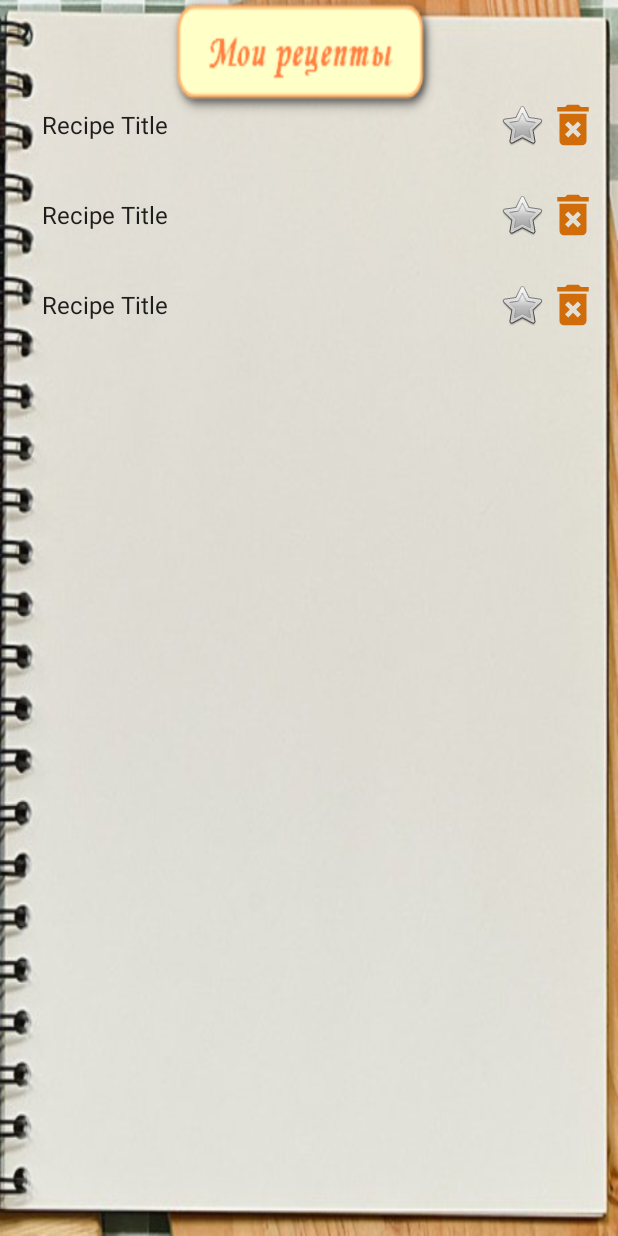
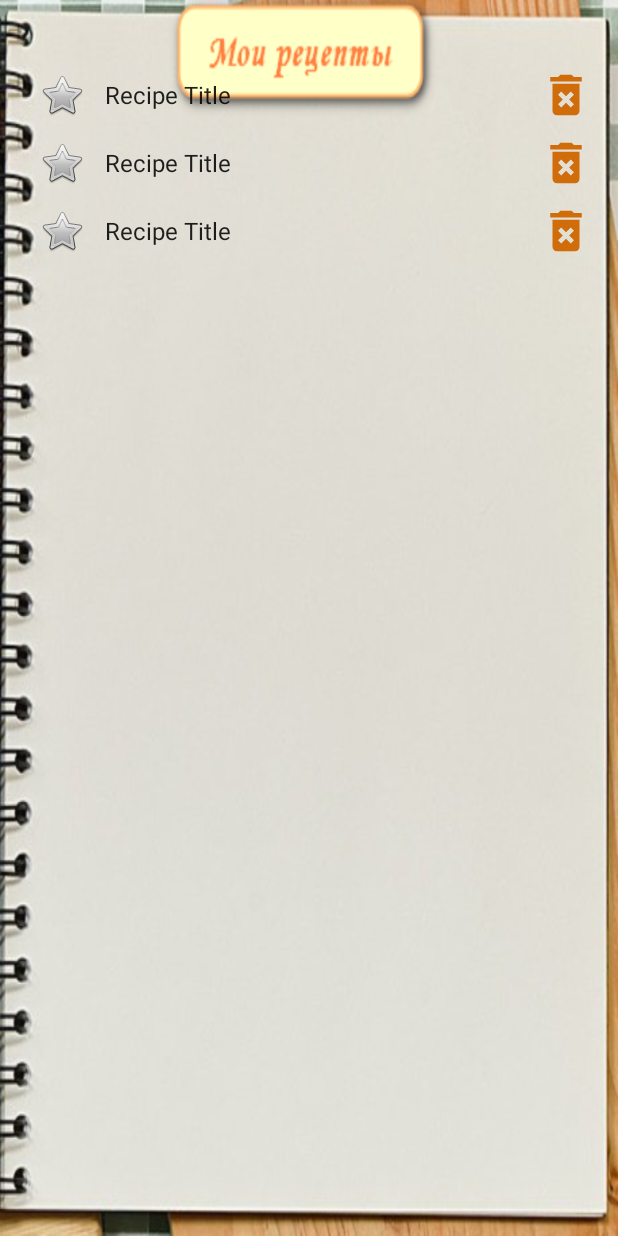
Before and after one commit to Cha1000000/DoughCalculator, an Android app: the layout fragment_recipes_list.xml on its own in the app's theme, with its tools: preview values and no code run, on a phone screen of 412 x 824 dp. Run offline under Robolectric (Android 15) with nearby library versions, the phone set to English and light mode, and no system bars.

Commit message:
add marking of favorite recipes

```diff
--- a/DoughCalculator/src/main/java/com/example/doughcalculator/screens/fragments/open/OpenRecipeView.kt
+++ b/DoughCalculator/src/main/java/com/example/doughcalculator/screens/fragments/open/OpenRecipeView.kt
@@ -2,12 +2,13 @@ package com.example.doughcalculator.screens.fragments.open
 
 import com.example.doughcalculator.common.mvp.BaseView
 import com.example.doughcalculator.data.BaseRecipeModel
+import moxy.viewstate.strategy.AddToEndSingleStrategy
 import moxy.viewstate.strategy.OneExecutionStateStrategy
 import moxy.viewstate.strategy.StateStrategyType
 
 interface OpenRecipeView : BaseView {
 
-    @StateStrategyType(OneExecutionStateStrategy::class)
+    @StateStrategyType(AddToEndSingleStrategy::class)
     fun loadRecipeList(items: List<BaseRecipeModel>)
 
     @StateStrategyType(OneExecutionStateStrategy::class)
--- a/DoughCalculator/src/main/res/layout/fragment_recipe_item.xml
+++ b/DoughCalculator/src/main/res/layout/fragment_recipe_item.xml
@@ -6,35 +6,37 @@
     android:layout_width="match_parent"
     android:layout_height="wrap_content"
     android:layout_marginStart="12dp"
-    android:layout_marginTop="6dp"
+    android:layout_marginTop="9dp"
     android:layout_marginEnd="12dp"
-    android:orientation="horizontal"
-    android:stretchColumns="0,1,2">
-
-    <TextView
-        android:id="@+id/tv_recipe_title"
-        android:layout_width="match_parent"
-        android:layout_height="wrap_content"
-        android:layout_margin="@dimen/text_margin"
-        android:layout_weight="50"
-        android:textAppearance="?attr/textAppearanceListItem"
-        tools:text="Recipe Title" />
+    android:orientation="horizontal">
 
     <ImageButton
         android:id="@+id/bt_star"
         android:layout_width="wrap_content"
         android:layout_height="match_parent"
-        android:layout_weight="0"
         android:background="@android:color/transparent"
+        android:contentDescription="@string/button_is_favorite_description"
+        android:minWidth="46dp"
         android:stateListAnimator="@android:anim/fade_in"
         app:srcCompat="@android:drawable/btn_star_big_off" />
+
+    <TextView
+        android:id="@+id/tv_recipe_title"
+        android:layout_width="0dp"
+        android:layout_height="match_parent"
+        android:layout_margin="@dimen/text_margin"
+        android:layout_weight="50"
+        android:gravity="center_vertical"
+        android:textAppearance="?attr/textAppearanceListItem"
+        tools:text="Recipe Title" />
 
     <ImageButton
         android:id="@+id/bt_delete"
         android:layout_width="wrap_content"
         android:layout_height="match_parent"
-        android:layout_weight="0"
         android:background="@android:color/transparent"
+        android:contentDescription="@string/button_delete_description"
+        android:minWidth="46dp"
         app:srcCompat="@drawable/ic_delete_forever" />
 
 </LinearLayout>
--- a/DoughCalculator/src/main/res/layout/fragment_recipes_list.xml
+++ b/DoughCalculator/src/main/res/layout/fragment_recipes_list.xml
@@ -14,8 +14,9 @@
             android:name="com.example.doughcalculator.screens.fragments.open.ItemFragment"
             android:layout_width="0dp"
             android:layout_height="0dp"
-            android:layout_marginTop="50dp"
-            android:layout_marginBottom="18dp"
+            android:layout_marginStart="6dp"
+            android:layout_marginTop="36dp"
+            android:layout_marginBottom="16dp"
             app:layoutManager="LinearLayoutManager"
             app:layout_constraintBottom_toBottomOf="parent"
             app:layout_constraintEnd_toEndOf="parent"
--- a/DoughCalculator/src/main/res/values/dimens.xml
+++ b/DoughCalculator/src/main/res/values/dimens.xml
@@ -12,5 +12,5 @@
     <dimen name="action_button_text_size">28sp</dimen>
 
     <dimen name="ingredient_text_size">20sp</dimen>
-    <dimen name="text_margin">16dp</dimen>
+    <dimen name="text_margin">6dp</dimen>
 </resources>
--- a/DoughCalculator/src/main/res/values/strings.xml
+++ b/DoughCalculator/src/main/res/values/strings.xml
@@ -39,5 +39,7 @@
     <string name="menu_item_save">Сохранить рецепт</string>
     <string name="menu_item_open">Открыть рецепт</string>
     <string name="unknown_exception_title">Неизвестная ошибка</string>
+    <string name="button_is_favorite_description">В избранное</string>
+    <string name="button_delete_description">Удалить</string>
 
 </resources>
```
Also changed, not shown: DoughCalculator/build.gradle (+18 -9 lines), DoughCalculator/src/main/java/com/example/doughcalculator/database/DoughRecipeDao.kt (+4 -3 lines), DoughCalculator/src/main/java/com/example/doughcalculator/screens/fragments/open/OpenRecipeFragment.kt (+10 -4 lines), DoughCalculator/src/main/java/com/example/doughcalculator/screens/fragments/open/OpenRecipePresenter.kt (+23 -6 lines), DoughCalculator/src/main/java/com/example/doughcalculator/screens/fragments/open/RecipeAdapter.kt (+12 -5 lines).
